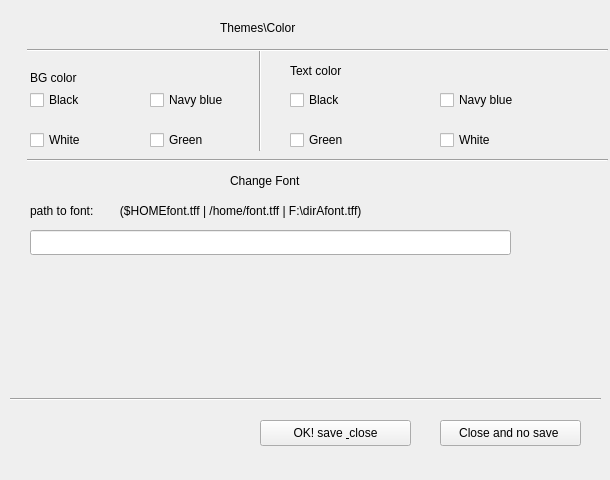
rocketII/QT-notepad-light, file settingsform.ui: the form before one commit.
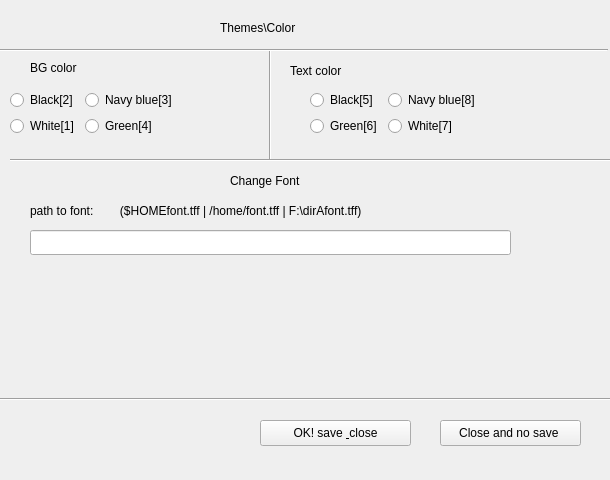
The form after the commit.

Commit message: Worked with settingsform.cpp 	*connected form with mainwindow.cpp 	*rm checkboxes 	*added radio boxees in two groups 	 so now only one radio buttom in 	 each group can be checked. 	*LineBox can now return user input as 		 std::string. 	*connected buttoms with event.

Diff of the .ui file:
```diff
--- a/settingsform.ui
+++ b/settingsform.ui
@@ -13,7 +13,10 @@
   <property name="windowTitle">
    <string>Form</string>
   </property>
-  <widget class="QPushButton" name="pushButton">
+  <property name="autoFillBackground">
+   <bool>false</bool>
+  </property>
+  <widget class="QPushButton" name="saveSettingsButtom">
    <property name="geometry">
     <rect>
      <x>260</x>
@@ -42,9 +45,9 @@
   <widget class="Line" name="line">
    <property name="geometry">
     <rect>
-     <x>10</x>
+     <x>0</x>
      <y>389</y>
-     <width>591</width>
+     <width>611</width>
      <height>21</height>
     </rect>
    </property>
@@ -62,45 +65,6 @@
     </rect>
    </property>
   </widget>
-  <widget class="QCheckBox" name="checkBox">
-   <property name="geometry">
-    <rect>
-     <x>30</x>
-     <y>130</y>
-     <width>92</width>
-     <height>20</height>
-    </rect>
-   </property>
-   <property name="text">
-    <string>White</string>
-   </property>
-  </widget>
-  <widget class="QCheckBox" name="checkBox_2">
-   <property name="geometry">
-    <rect>
-     <x>30</x>
-     <y>90</y>
-     <width>92</width>
-     <height>20</height>
-    </rect>
-   </property>
-   <property name="text">
-    <string>Black</string>
-   </property>
-  </widget>
-  <widget class="QCheckBox" name="checkBox_3">
-   <property name="geometry">
-    <rect>
-     <x>150</x>
-     <y>90</y>
-     <width>92</width>
-     <height>20</height>
-    </rect>
-   </property>
-   <property name="text">
-    <string>Navy blue</string>
-   </property>
-  </widget>
   <widget class="QLabel" name="label">
    <property name="geometry">
     <rect>
@@ -118,7 +82,7 @@
    <property name="geometry">
     <rect>
      <x>30</x>
-     <y>70</y>
+     <y>60</y>
      <width>111</width>
      <height>16</height>
     </rect>
@@ -140,26 +104,13 @@
     <string>Text color</string>
    </property>
   </widget>
-  <widget class="QCheckBox" name="checkBox_4">
-   <property name="geometry">
-    <rect>
-     <x>150</x>
-     <y>130</y>
-     <width>92</width>
-     <height>20</height>
-    </rect>
-   </property>
-   <property name="text">
-    <string>Green</string>
-   </property>
-  </widget>
   <widget class="Line" name="line_2">
    <property name="geometry">
     <rect>
-     <x>250</x>
+     <x>260</x>
      <y>50</y>
      <width>20</width>
-     <height>101</height>
+     <height>111</height>
     </rect>
    </property>
    <property name="orientation">
@@ -169,9 +120,9 @@
   <widget class="Line" name="line_3">
    <property name="geometry">
     <rect>
-     <x>27</x>
+     <x>-3</x>
      <y>40</y>
-     <width>581</width>
+     <width>611</width>
      <height>20</height>
     </rect>
    </property>
@@ -182,9 +133,9 @@
   <widget class="Line" name="line_4">
    <property name="geometry">
     <rect>
-     <x>27</x>
+     <x>10</x>
      <y>150</y>
-     <width>581</width>
+     <width>601</width>
      <height>20</height>
     </rect>
    </property>
@@ -205,58 +156,6 @@
     <string>path to font:        ($HOMEfont.tff | /home/font.tff | F:\dirAfont.tff)</string>
    </property>
   </widget>
-  <widget class="QCheckBox" name="checkBox_5">
-   <property name="geometry">
-    <rect>
-     <x>290</x>
-     <y>90</y>
-     <width>92</width>
-     <height>20</height>
-    </rect>
-   </property>
-   <property name="text">
-    <string>Black</string>
-   </property>
-  </widget>
-  <widget class="QCheckBox" name="checkBox_6">
-   <property name="geometry">
-    <rect>
-     <x>290</x>
-     <y>130</y>
-     <width>92</width>
-     <height>20</height>
-    </rect>
-   </property>
-   <property name="text">
-    <string>Green</string>
-   </property>
-  </widget>
-  <widget class="QCheckBox" name="checkBox_7">
-   <property name="geometry">
-    <rect>
-     <x>440</x>
-     <y>130</y>
-     <width>92</width>
-     <height>20</height>
-    </rect>
-   </property>
-   <property name="text">
-    <string>White</string>
-   </property>
-  </widget>
-  <widget class="QCheckBox" name="checkBox_8">
-   <property name="geometry">
-    <rect>
-     <x>440</x>
-     <y>90</y>
-     <width>92</width>
-     <height>20</height>
-    </rect>
-   </property>
-   <property name="text">
-    <string>Navy blue</string>
-   </property>
-  </widget>
   <widget class="QLabel" name="label_5">
    <property name="geometry">
     <rect>
@@ -270,6 +169,107 @@
     <string>Change Font</string>
    </property>
   </widget>
+  <widget class="QWidget" name="">
+   <property name="geometry">
+    <rect>
+     <x>10</x>
+     <y>90</y>
+     <width>251</width>
+     <height>61</height>
+    </rect>
+   </property>
+   <layout class="QFormLayout" name="formLayoutBgColor">
+    <item row="0" column="0">
+     <widget class="QRadioButton" name="radioButton_2">
+      <property name="text">
+       <string>Black[2]</string>
+      </property>
+     </widget>
+    </item>
+    <item row="0" column="1">
+     <widget class="QRadioButton" name="radioButton_3">
+      <property name="text">
+       <string>Navy blue[3]</string>
+      </property>
+     </widget>
+    </item>
+    <item row="1" column="0">
+     <widget class="QRadioButton" name="radioButton">
+      <property name="text">
+       <string>White[1]</string>
+      </property>
+     </widget>
+    </item>
+    <item row="1" column="1">
+     <widget class="QRadioButton" name="radioButton_4">
+      <property name="text">
+       <string>Green[4]</string>
+      </property>
+     </widget>
+    </item>
+   </layout>
+  </widget>
+  <widget class="QWidget" name="">
+   <property name="geometry">
+    <rect>
+     <x>310</x>
+     <y>90</y>
+     <width>204</width>
+     <height>48</height>
+    </rect>
+   </property>
+   <layout class="QFormLayout" name="formLayout_TxtColor">
+    <item row="0" column="0">
+     <widget class="QRadioButton" name="radioButton_5">
+      <property name="text">
+       <string>Black[5]</string>
+      </property>
+     </widget>
+    </item>
+    <item row="0" column="1">
+     <widget class="QRadioButton" name="radioButton_8">
+      <property name="text">
+       <string>Navy blue[8]</string>
+      </property>
+     </widget>
+    </item>
+    <item row="1" column="0">
+     <widget class="QRadioButton" name="radioButton_6">
+      <property name="text">
+       <string>Green[6]</string>
+      </property>
+     </widget>
+    </item>
+    <item row="1" column="1">
+     <widget class="QRadioButton" name="radioButton_7">
+      <property name="text">
+       <string>White[7]</string>
+      </property>
+     </widget>
+    </item>
+   </layout>
+  </widget>
+  <zorder>saveSettingsButtom</zorder>
+  <zorder>pushButton_2</zorder>
+  <zorder>line</zorder>
+  <zorder>lineEditPath2Font</zorder>
+  <zorder>label</zorder>
+  <zorder>label_2</zorder>
+  <zorder>label_3</zorder>
+  <zorder>line_2</zorder>
+  <zorder>line_3</zorder>
+  <zorder>line_4</zorder>
+  <zorder>label_4</zorder>
+  <zorder>label_5</zorder>
+  <zorder>radioButton</zorder>
+  <zorder>radioButton_2</zorder>
+  <zorder>radioButton_3</zorder>
+  <zorder>radioButton_4</zorder>
+  <zorder>radioButton_5</zorder>
+  <zorder>radioButton_6</zorder>
+  <zorder>radioButton_7</zorder>
+  <zorder>radioButton_8</zorder>
+  <zorder>radioButton_8</zorder>
  </widget>
  <resources/>
  <connections/>
```
Left out of the diff: 14 changed lines with no effect on the pictures. The commit also changes 4 other files.
